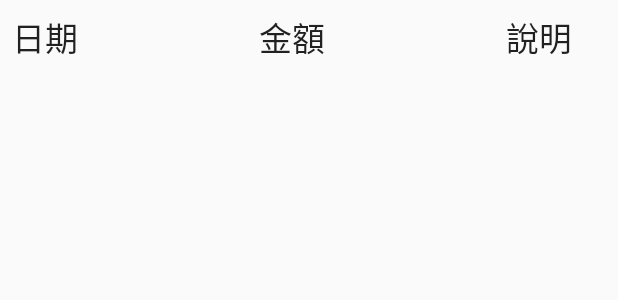
After one commit to Claire0505/Atm, an Android app: the layout row_trans.xml on its own in the app's theme, with its tools: preview values and no code run, on a phone screen of 412 x 824 dp. The commit adds this screen. Shown: the top 300 px of the screen. Run offline under Robolectric (Android 15) with nearby library versions, the phone set to English and light mode, and no system bars.

Commit message:
使用RecyclerView展示清單資料

```diff
--- /dev/null
+++ b/app/src/main/res/layout/row_trans.xml
@@ -0,0 +1,54 @@
+<?xml version="1.0" encoding="utf-8"?>
+<android.support.constraint.ConstraintLayout xmlns:android="http://schemas.android.com/apk/res/android"
+    xmlns:app="http://schemas.android.com/apk/res-auto"
+    xmlns:tools="http://schemas.android.com/tools"
+    android:layout_width="match_parent"
+    android:layout_height="wrap_content">
+
+    <android.support.constraint.Guideline
+        android:id="@+id/guideline"
+        android:layout_width="wrap_content"
+        android:layout_height="wrap_content"
+        android:orientation="vertical"
+        app:layout_constraintGuide_percent="0.4" />
+
+    <android.support.constraint.Guideline
+        android:id="@+id/guideline4"
+        android:layout_width="wrap_content"
+        android:layout_height="wrap_content"
+        android:orientation="vertical"
+        app:layout_constraintGuide_percent="0.8" />
+
+    <TextView
+        android:id="@+id/col_date"
+        android:layout_width="wrap_content"
+        android:layout_height="wrap_content"
+        android:layout_marginStart="8dp"
+        android:layout_marginTop="8dp"
+        android:text="@string/date"
+        android:textAppearance="@style/TextAppearance.AppCompat.Large"
+        app:layout_constraintStart_toStartOf="parent"
+        app:layout_constraintTop_toTopOf="parent" />
+
+    <TextView
+        android:id="@+id/col_amount"
+        android:layout_width="wrap_content"
+        android:layout_height="wrap_content"
+        android:layout_marginStart="8dp"
+        android:layout_marginTop="8dp"
+        android:text="@string/amount"
+        android:textAppearance="@style/TextAppearance.AppCompat.Large"
+        app:layout_constraintStart_toStartOf="@+id/guideline"
+        app:layout_constraintTop_toTopOf="parent" />
+
+    <TextView
+        android:id="@+id/col_type"
+        android:layout_width="wrap_content"
+        android:layout_height="wrap_content"
+        android:layout_marginStart="8dp"
+        android:layout_marginTop="8dp"
+        android:text="@string/info"
+        android:textAppearance="@style/TextAppearance.AppCompat.Large"
+        app:layout_constraintStart_toStartOf="@+id/guideline4"
+        app:layout_constraintTop_toTopOf="parent" />
+</android.support.constraint.ConstraintLayout>
```
Also changed, not shown: app/src/main/java/claire/com/TransActivity.java (+18 -3 lines), app/src/main/java/claire/com/TransactionAdapter.java (added, +69 -0 lines), app/src/main/res/layout/activity_trans.xml (+12 -0 lines).
